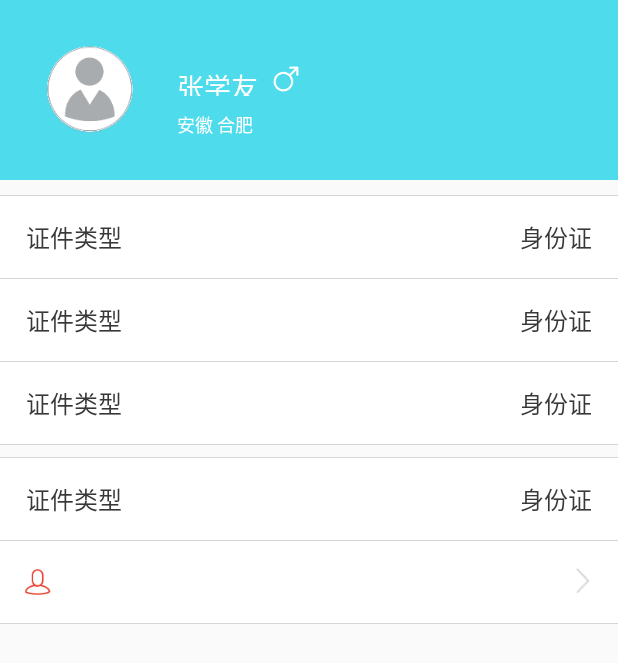
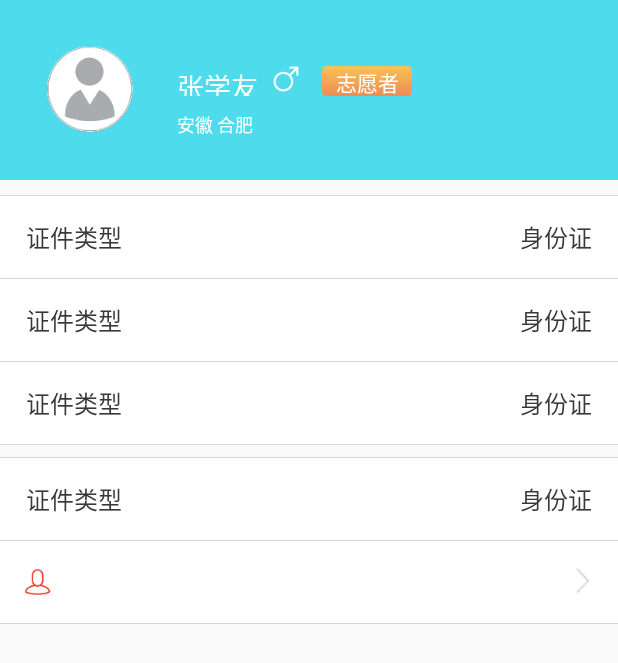
Before and after one commit to ustcrding/hopeheart, an Android app: the layout fragment_my.xml on its own in the app's theme, with its tools: preview values and no code run, on a phone screen of 412 x 824 dp. Shown: the top 663 px of the screen. Run offline under Robolectric (Android 15) with nearby library versions, the phone set to English and light mode, and no system bars.

Commit message:
修改界面

```diff
--- a/source/client/HopeHeatApp/app/src/main/java/com/boc/hopeheatapp/activity/LoginActivity.java
+++ b/source/client/HopeHeatApp/app/src/main/java/com/boc/hopeheatapp/activity/LoginActivity.java
@@ -170,8 +170,8 @@ public class LoginActivity extends TitleColorActivity {
             return;
         }
 
-        doLogin(username, pwd);
-//        ActivityJumper.startMainActivity(this);
+//        doLogin(username, pwd);
+        ActivityJumper.startMainActivity(this);
 //        ActivityJumper.startWelcomeActivity(getApplicationContext(), false);
 //        ActivityJumper.startConsultActivity(getApplicationContext());
     }
--- a/source/client/HopeHeatApp/app/src/main/java/com/boc/hopeheatapp/fragement/MyFragment.java
+++ b/source/client/HopeHeatApp/app/src/main/java/com/boc/hopeheatapp/fragement/MyFragment.java
@@ -47,6 +47,12 @@ public class MyFragment extends BaseFragment {
     @BindView(R.id.view_tutor_history)
     PreferenceItemView viewTutorHistory;
 
+    @BindView(R.id.iv_doctor)
+    TextView tvDoctor;
+
+    @BindView(R.id.iv_volunteer)
+    TextView tvVolunteer;
+
     public static MyFragment newInstance() {
         MyFragment fragment = new MyFragment();
         return fragment;
@@ -91,6 +97,7 @@ public class MyFragment extends BaseFragment {
             viewUserRegDate.setNameAndValue("登记日期", "2019-06-25");
             viewUserRegDate.setVisibility(View.GONE);
             viewTutorHistory.setIconAndName(-1, R.string.tutor_history);
+            tvDoctor.setVisibility(View.VISIBLE);
         }
     }
 
--- a/source/client/HopeHeatApp/app/src/main/res/layout/fragment_my.xml
+++ b/source/client/HopeHeatApp/app/src/main/res/layout/fragment_my.xml
@@ -58,6 +58,31 @@
                             android:layout_marginLeft="10dp"
                             android:gravity="center_vertical"
                             android:src="@drawable/man" />
+
+                        <TextView
+                            android:id="@+id/iv_doctor"
+                            android:layout_width="45dp"
+                            android:layout_height="match_parent"
+                            android:layout_marginLeft="15dp"
+                            android:gravity="center"
+                            android:layout_gravity="center"
+                            android:textColor="@color/white"
+                            android:background="@drawable/doctor"
+                            android:text="@string/doctor_name_mark"
+                            android:visibility="gone"
+                            />
+
+                        <TextView
+                            android:id="@+id/iv_volunteer"
+                            android:layout_width="60dp"
+                            android:layout_height="match_parent"
+                            android:layout_marginLeft="15dp"
+                            android:gravity="center"
+                            android:layout_gravity="center"
+                            android:textColor="@color/white"
+                            android:background="@drawable/volunteer"
+                            android:text="@string/volunteer_name_mark"
+                            />
                     </LinearLayout>
 
                     <TextView
--- a/source/client/HopeHeatApp/app/src/main/res/values/strings.xml
+++ b/source/client/HopeHeatApp/app/src/main/res/values/strings.xml
@@ -248,4 +248,7 @@
     <string name="wonderful">非常满意</string>
     <string name="good">基本满意</string>
     <string name="yawp">不满意</string>
+
+    <string name="doctor_name_mark">医师</string>
+    <string name="volunteer_name_mark">志愿者</string>
 </resources>
```
Also changed, not shown: source/client/HopeHeatApp/app/src/main/res/drawable-xhdpi/doctor.png (added), source/client/HopeHeatApp/app/src/main/res/drawable-xhdpi/volunteer.png (added), source/client/HopeHeatApp/app/src/main/res/drawable-xxhdpi/doctor.png (added), source/client/HopeHeatApp/app/src/main/res/drawable-xxhdpi/volunteer.png (added).
